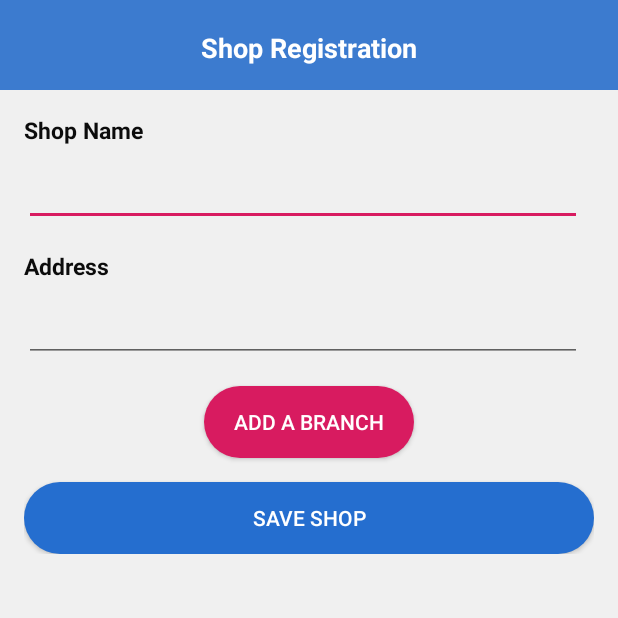
After one commit to ElevinTech/MotorBroShop, an Android app: the RegisterShop screen opened directly, with no data from a screen before it, on a phone screen of 412 x 824 dp, the top half of it. The commit adds this screen. Run offline under Robolectric (Android 15) with nearby library versions, the phone set to English and light mode, and no system bars; our stand-ins replace Firebase (no records; nobody signed in at launch, a user with empty details on screens opened directly).

Commit message:
Save Shop

```diff
--- a/app/src/main/AndroidManifest.xml
+++ b/app/src/main/AndroidManifest.xml
@@ -9,7 +9,8 @@
         android:roundIcon="@mipmap/ic_launcher_round"
         android:supportsRtl="true"
         android:theme="@style/AppTheme">
-        <activity android:name=".Consumer.ConsumerProfileActivity"></activity>
+        <activity android:name=".Register.RegisterShop"></activity>
+        <activity android:name=".Consumer.ConsumerProfileActivity" />
         <activity android:name=".Register.SelectShopActivity" />
         <activity android:name=".SplashPage.SplashPageActivity">
             <intent-filter>
@@ -19,7 +20,7 @@
             </intent-filter>
         </activity>
         <activity android:name=".Dashboard.DashboardActivity" />
-        <activity android:name=".Register.RegisterActivity" />
+        <activity android:name=".Register.RegisterAccount" />
         <activity android:name=".Login.LoginActivity" />
         <activity android:name=".MainActivity" />
     </application>
--- a/app/src/main/java/com/elevintech/motorbroshop/Dashboard/DashboardActivity.kt
+++ b/app/src/main/java/com/elevintech/motorbroshop/Dashboard/DashboardActivity.kt
@@ -1,8 +1,6 @@
 package com.elevintech.motorbroshop.Dashboard
 
 import android.content.Intent
-import android.graphics.Bitmap
-import android.graphics.Color
 import androidx.appcompat.app.AppCompatActivity
 import android.os.Bundle
 import android.view.MenuItem
@@ -11,7 +9,6 @@ import android.view.ViewGroup
 import android.widget.Toast
 import androidx.appcompat.app.ActionBarDrawerToggle
 import androidx.core.view.forEach
-import androidx.fragment.app.FragmentTransaction
 import com.elevintech.motorbroshop.Consumer.ConsumerProfileActivity
 import com.elevintech.motorbroshop.Database.MotorBroDatabase
 import com.elevintech.motorbroshop.Login.LoginActivity
@@ -20,9 +17,7 @@ import com.elevintech.motorbroshop.R
 import com.google.android.material.bottomnavigation.BottomNavigationView
 import com.google.android.material.navigation.NavigationView
 import com.google.firebase.auth.FirebaseAuth
-import com.google.zxing.BarcodeFormat
 import com.google.zxing.integration.android.IntentIntegrator
-import com.google.zxing.qrcode.QRCodeWriter
 import kotlinx.android.synthetic.main.activity_dashboard.*
 import kotlinx.android.synthetic.main.drawer_dashboard.*
 import kotlinx.android.synthetic.main.drawer_header.view.*
--- a/app/src/main/java/com/elevintech/motorbroshop/Login/LoginActivity.kt
+++ b/app/src/main/java/com/elevintech/motorbroshop/Login/LoginActivity.kt
@@ -7,8 +7,7 @@ import android.os.Bundle
 import android.widget.Toast
 import com.elevintech.motorbroshop.Dashboard.DashboardActivity
 import com.elevintech.motorbroshop.R
-import com.elevintech.motorbroshop.Register.RegisterActivity
-import com.elevintech.motorbroshop.Register.SelectShopActivity
+import com.elevintech.motorbroshop.Register.RegisterAccount
 import com.google.firebase.auth.FirebaseAuth
 import kotlinx.android.synthetic.main.activity_login.*
 
@@ -19,7 +18,7 @@ class LoginActivity : AppCompatActivity() {
         setContentView(R.layout.activity_login)
 
         createAccountText.setOnClickListener {
-            val intent = Intent(applicationContext, RegisterActivity::class.java)
+            val intent = Intent(applicationContext, RegisterAccount::class.java)
             startActivity(intent)
         }
 
--- a/app/src/main/java/com/elevintech/motorbroshop/Model/Shop.kt
+++ b/app/src/main/java/com/elevintech/motorbroshop/Model/Shop.kt
@@ -6,6 +6,7 @@ class Shop (
 
     var name: String = "",
     var logoUrl: String = "",
-    var shopId: String = ""
+    var shopId: String = "",
+    var branches: MutableList<Branch> = mutableListOf()
 
 ) : Serializable
--- a/app/src/main/java/com/elevintech/motorbroshop/Model/ShopUser.kt
+++ b/app/src/main/java/com/elevintech/motorbroshop/Model/ShopUser.kt
@@ -1,12 +1,10 @@
 package com.elevintech.motorbroshop.Model
 
 class ShopUser(
-
-
     var firstName:String = "",
     var lastName: String = "",
     var email: String = "",
     var uid: String ="",
-    var shopId: String = ""
-
+    var shopId: String = "",
+    var isShopOwner: Boolean = false
 )
--- /dev/null
+++ b/app/src/main/java/com/elevintech/motorbroshop/Register/RegisterShop.kt
@@ -0,0 +1,59 @@
+package com.elevintech.motorbroshop.Register
+
+import android.content.Intent
+import androidx.appcompat.app.AppCompatActivity
+import android.os.Bundle
+import android.widget.Toast
+import com.elevintech.motorbroshop.Dashboard.DashboardActivity
+import com.elevintech.motorbroshop.Database.MotorBroDatabase
+import com.elevintech.motorbroshop.Model.Shop
+import com.elevintech.motorbroshop.R
+import kotlinx.android.synthetic.main.activity_register_shop.*
+import com.google.firebase.firestore.DocumentReference
+import com.google.firebase.firestore.FirebaseFirestore
+
+
+class RegisterShop : AppCompatActivity() {
+
+    override fun onCreate(savedInstanceState: Bundle?) {
+        super.onCreate(savedInstanceState)
+        setContentView(R.layout.activity_register_shop)
+
+        saveShopButton.setOnClickListener {
+            if (hasCompletedValues()) {
+                saveShop()
+            }
+        }
+
+    }
+
+    private fun saveShop() {
+
+        val db = FirebaseFirestore.getInstance()
+        val ref = db.collection("shops").document()
+        val shopId = ref.id
+        val shopName = shopNameEditText.text.toString()
+
+        var shop = Shop("$shopName", "", "$shopId")
+        MotorBroDatabase().saveShop(shop){
+            val intent = Intent(this, DashboardActivity::class.java)
+            startActivity(intent)
+            finish()
+        }
+    }
+
+    fun hasCompletedValues(): Boolean {
+
+        if (shopNameEditText.text.isEmpty()) {
+            Toast.makeText(this, "Please fill up the shop name field", Toast.LENGTH_LONG).show()
+            return false
+        }
+
+        if (shopAddressEditText.text.isEmpty()) {
+            Toast.makeText(this, "Please fill up the shop address field", Toast.LENGTH_LONG).show()
+            return false
+        }
+
+        return true
+    }
+}
--- /dev/null
+++ b/app/src/main/res/drawable/add_branch.xml
@@ -0,0 +1,9 @@
+<?xml version="1.0" encoding="utf-8"?>
+<shape xmlns:android="http://schemas.android.com/apk/res/android"
+    android:shape="rectangle" >
+
+    <!-- The radius makes the corners rounded -->
+    <corners android:radius="30dp"/>
+
+    <solid android:color="@color/colorAccent"/>
+</shape>
--- /dev/null
+++ b/app/src/main/res/layout/activity_register_shop.xml
@@ -0,0 +1,113 @@
+<?xml version="1.0" encoding="utf-8"?>
+<androidx.constraintlayout.widget.ConstraintLayout xmlns:android="http://schemas.android.com/apk/res/android"
+    xmlns:app="http://schemas.android.com/apk/res-auto"
+    xmlns:tools="http://schemas.android.com/tools"
+    android:layout_width="match_parent"
+    android:layout_height="match_parent"
+    tools:context=".Register.RegisterShop">
+
+    <androidx.appcompat.widget.Toolbar
+        android:id="@+id/toolbar"
+        android:layout_width="match_parent"
+        android:layout_height="60dp"
+        android:background="#3C7BCF"
+        app:layout_constraintEnd_toEndOf="parent"
+        app:layout_constraintStart_toStartOf="parent"
+        app:layout_constraintTop_toTopOf="parent">
+
+    </androidx.appcompat.widget.Toolbar>
+
+
+    <!--android:fontFamily="@font/lato"-->
+    <TextView
+        android:id="@+id/textView11"
+        android:layout_width="wrap_content"
+        android:layout_height="wrap_content"
+        android:layout_marginBottom="16dp"
+        android:text="Shop Registration"
+        android:textColor="#fff"
+        android:textSize="18sp"
+        android:textStyle="bold"
+        app:layout_constraintBottom_toTopOf="@+id/scrollView2"
+        app:layout_constraintEnd_toEndOf="@+id/toolbar"
+        app:layout_constraintStart_toStartOf="@+id/toolbar" />
+    <ScrollView
+        android:id="@+id/scrollView2"
+        android:layout_width="match_parent"
+        android:layout_height="0dp"
+        android:background="#F0F0F0"
+        app:layout_constraintBottom_toBottomOf="parent"
+        app:layout_constraintEnd_toEndOf="parent"
+        app:layout_constraintStart_toStartOf="parent"
+        app:layout_constraintTop_toBottomOf="@+id/toolbar">
+
+        <LinearLayout
+            android:layout_width="match_parent"
+            android:layout_height="match_parent"
+            android:orientation="vertical"
+            android:paddingLeft="16dp"
+            android:paddingRight="16dp">
+
+            <TextView
+                android:id="@+id/textView1"
+                android:layout_width="wrap_content"
+                android:layout_height="wrap_content"
+                android:layout_marginTop="16dp"
+                android:text="Shop Name"
+                android:textColor="#0C0C0C"
+                android:textSize="15sp"
+                android:textStyle="bold" />
+
+            <EditText
+                android:id="@+id/shopNameEditText"
+                android:layout_width="match_parent"
+                android:layout_height="wrap_content"
+                android:layout_marginTop="8dp"
+                android:layout_marginEnd="8dp"
+                android:ems="10"
+                android:inputType="text"/>
+
+            <TextView
+                android:id="@+id/textView2"
+                android:layout_width="wrap_content"
+                android:layout_height="wrap_content"
+                android:layout_marginTop="16dp"
+                android:text="Address"
+                android:textColor="#0C0C0C"
+                android:textSize="15sp"
+                android:textStyle="bold" />
+
+            <EditText
+                android:id="@+id/shopAddressEditText"
+                android:layout_width="match_parent"
+                android:layout_height="wrap_content"
+                android:layout_marginTop="8dp"
+                android:layout_marginEnd="8dp"
+                android:ems="10"
+                android:inputType="text"/>
+
+            <Button
+                android:id="@+id/addBranchButton"
+                android:layout_width="wrap_content"
+                android:layout_height="wrap_content"
+                android:layout_marginTop="16dp"
+                android:background="@drawable/add_branch"
+                android:text="Add A Branch"
+                android:textColor="#fff"
+                android:layout_gravity="center_horizontal"
+                android:paddingRight="20dp"
+                android:paddingLeft="20dp"/>
+
+            <Button
+                android:id="@+id/saveShopButton"
+                android:layout_width="match_parent"
+                android:layout_height="wrap_content"
+                android:layout_marginTop="16dp"
+                android:background="@drawable/create_account_button_background"
+                android:text="Save Shop"
+                android:textColor="#fff" />
+        </LinearLayout>
+    </ScrollView>
+
+
+</androidx.constraintlayout.widget.ConstraintLayout>
```
Also changed, not shown: app/src/main/java/com/elevintech/motorbroshop/Database/MotorBroDatabase.kt (+20 -3 lines), app/src/main/java/com/elevintech/motorbroshop/Register/RegisterAccount.kt (renamed from app/src/main/java/com/elevintech/motorbroshop/Register/RegisterActivity.kt, +26 -26 lines), app/src/main/res/layout/activity_register.xml (+37 -18 lines).
